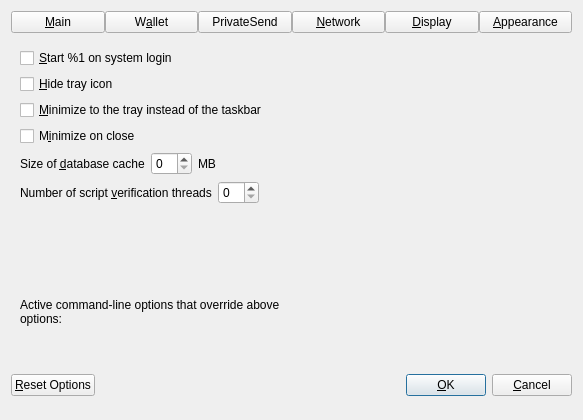
Old version of the form src/qt/forms/optionsdialog.ui in the repository cryptolinux/ion.
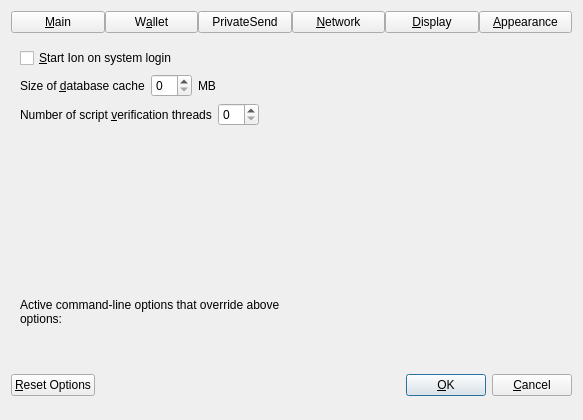
New version of the form. The open tabs and pages were chosen to show the change. Custom widgets are drawn as their Qt base class.

```diff
--- a/src/qt/forms/optionsdialog.ui
+++ b/src/qt/forms/optionsdialog.ui
@@ -112,37 +112,7 @@
           <string>Automatically start %1 after logging in to the system.</string>
          </property>
          <property name="text">
-          <string>&amp;Start %1 on system login</string>
-         </property>
-        </widget>
-       </item>
-       <item>
-        <widget class="QCheckBox" name="hideTrayIcon">
-         <property name="toolTip">
-          <string>Hide the icon from the system tray.</string>
-         </property>
-         <property name="text">
-          <string>&amp;Hide tray icon</string>
-         </property>
-        </widget>
-       </item>
-       <item>
-        <widget class="QCheckBox" name="minimizeToTray">
-         <property name="toolTip">
-          <string>Show only a tray icon after minimizing the window.</string>
-         </property>
-         <property name="text">
-          <string>&amp;Minimize to the tray instead of the taskbar</string>
-         </property>
-        </widget>
-       </item>
-       <item>
-        <widget class="QCheckBox" name="minimizeOnClose">
-         <property name="toolTip">
-          <string>Minimize instead of exit the application when the window is closed. When this option is enabled, the application will be closed only after selecting Exit in the menu.</string>
-         </property>
-         <property name="text">
-          <string>M&amp;inimize on close</string>
+          <string>&amp;Start Ion on system login</string>
          </property>
         </widget>
        </item>
```
Left out of the diff: 17 changed lines with no effect on the pictures.
